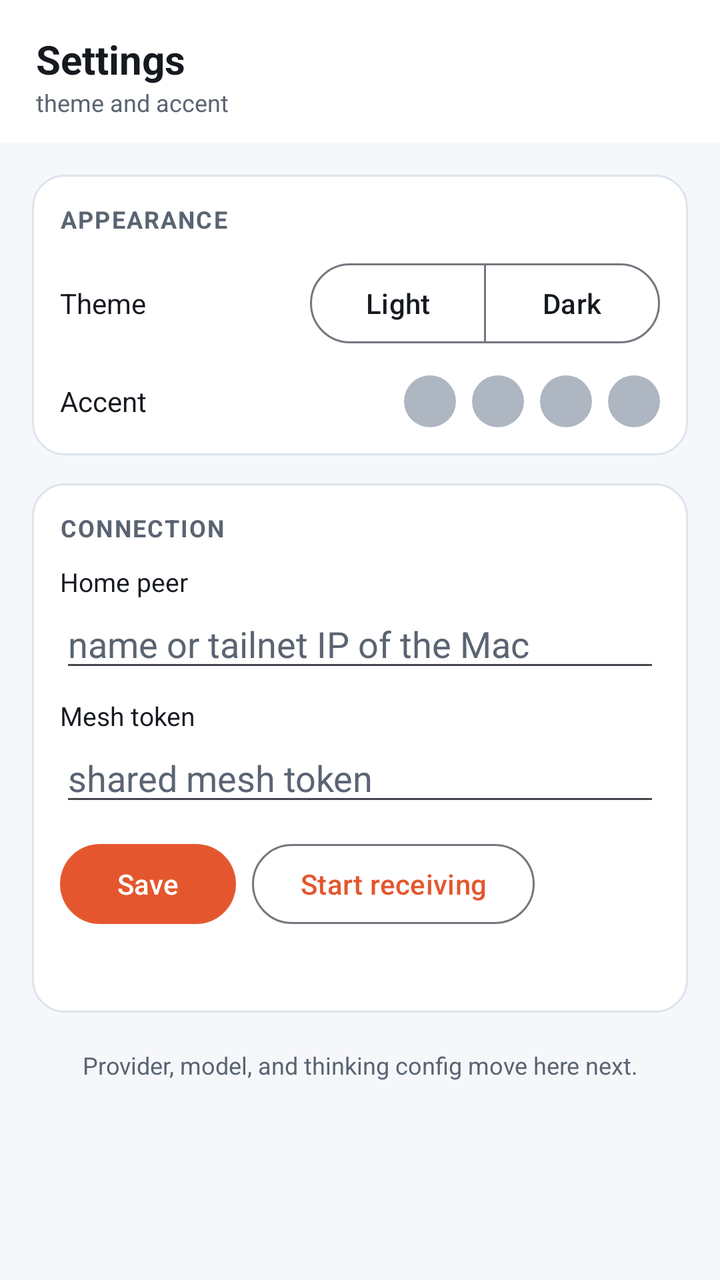
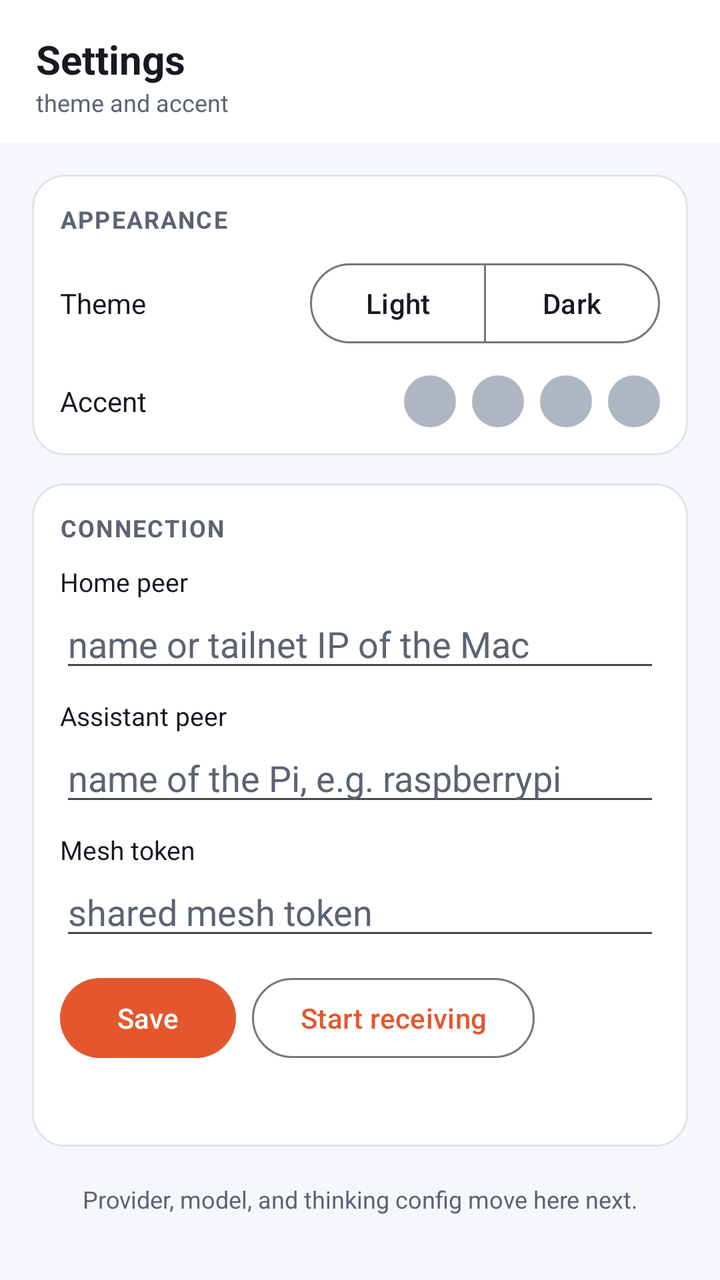

The first picture is an Android layout as it rendered before a commit; the second is the same layout after the commit. The layout source and the unified diff follow.
<!-- AndroidManifest.xml: application theme Theme.Csync -->
<!-- res/layout/page_settings.xml -->
<?xml version="1.0" encoding="utf-8"?>
<LinearLayout xmlns:android="http://schemas.android.com/apk/res/android"
    xmlns:app="http://schemas.android.com/apk/res-auto"
    android:layout_width="match_parent"
    android:layout_height="match_parent"
    android:orientation="vertical"
    android:background="@color/bg">

    
    <LinearLayout
        android:layout_width="match_parent"
        android:layout_height="wrap_content"
        android:orientation="vertical"
        android:paddingLeft="18dp" android:paddingRight="18dp"
        android:paddingTop="16dp" android:paddingBottom="12dp"
        android:background="@color/surface">
        <TextView android:layout_width="wrap_content" android:layout_height="wrap_content"
            android:text="Settings" android:textSize="20sp" android:textStyle="bold" android:textColor="@color/text"/>
        <TextView android:layout_width="wrap_content" android:layout_height="wrap_content"
            android:text="theme and accent" android:textSize="12sp" android:textColor="@color/dim"/>
    </LinearLayout>

    <ScrollView
        android:layout_width="match_parent"
        android:layout_height="0dp"
        android:layout_weight="1">

        <LinearLayout
            android:layout_width="match_parent"
            android:layout_height="wrap_content"
            android:orientation="vertical"
            android:padding="16dp">

            
            <LinearLayout
                android:layout_width="match_parent"
                android:layout_height="wrap_content"
                android:orientation="vertical"
                android:background="@drawable/card_bg"
                android:padding="14dp">
                <TextView android:layout_width="wrap_content" android:layout_height="wrap_content"
                    android:text="APPEARANCE" android:textSize="12sp" android:textStyle="bold"
                    android:textColor="@color/dim" android:letterSpacing="0.06" android:layout_marginBottom="10dp"/>

                
                <LinearLayout android:layout_width="match_parent" android:layout_height="wrap_content"
                    android:orientation="horizontal" android:gravity="center_vertical">
                    <TextView android:layout_width="0dp" android:layout_weight="1" android:layout_height="wrap_content"
                        android:text="Theme" android:textSize="14sp" android:textColor="@color/text"/>
                    <com.google.android.material.button.MaterialButtonToggleGroup
                        android:id="@+id/set_theme_group"
                        android:layout_width="wrap_content" android:layout_height="wrap_content"
                        app:singleSelection="true" app:selectionRequired="true">
                        <com.google.android.material.button.MaterialButton
                            android:id="@+id/set_theme_light"
                            style="@style/Widget.Material3.Button.OutlinedButton"
                            android:layout_width="wrap_content" android:layout_height="wrap_content"
                            android:text="Light"/>
                        <com.google.android.material.button.MaterialButton
                            android:id="@+id/set_theme_dark"
                            style="@style/Widget.Material3.Button.OutlinedButton"
                            android:layout_width="wrap_content" android:layout_height="wrap_content"
                            android:text="Dark"/>
                    </com.google.android.material.button.MaterialButtonToggleGroup>
                </LinearLayout>

                
                <LinearLayout android:layout_width="match_parent" android:layout_height="wrap_content"
                    android:orientation="horizontal" android:gravity="center_vertical"
                    android:layout_marginTop="12dp">
                    <TextView android:layout_width="0dp" android:layout_weight="1" android:layout_height="wrap_content"
                        android:text="Accent" android:textSize="14sp" android:textColor="@color/text"/>
                    <View android:id="@+id/set_accent_coral" android:layout_width="26dp" android:layout_height="26dp"
                        android:layout_marginStart="8dp" android:background="@drawable/dot_circle"/>
                    <View android:id="@+id/set_accent_teal" android:layout_width="26dp" android:layout_height="26dp"
                        android:layout_marginStart="8dp" android:background="@drawable/dot_circle"/>
                    <View android:id="@+id/set_accent_violet" android:layout_width="26dp" android:layout_height="26dp"
                        android:layout_marginStart="8dp" android:background="@drawable/dot_circle"/>
                    <View android:id="@+id/set_accent_rust" android:layout_width="26dp" android:layout_height="26dp"
                        android:layout_marginStart="8dp" android:background="@drawable/dot_circle"/>
                </LinearLayout>
            </LinearLayout>

            
            <LinearLayout
                android:layout_width="match_parent"
                android:layout_height="wrap_content"
                android:orientation="vertical"
                android:background="@drawable/card_bg"
                android:padding="14dp"
                android:layout_marginTop="14dp">
                <TextView android:layout_width="wrap_content" android:layout_height="wrap_content"
                    android:text="CONNECTION" android:textSize="12sp" android:textStyle="bold"
                    android:textColor="@color/dim" android:letterSpacing="0.06" android:layout_marginBottom="10dp"/>

                <TextView android:layout_width="wrap_content" android:layout_height="wrap_content"
                    android:text="Home peer" android:textSize="13sp" android:textColor="@color/text"/>
                <EditText android:id="@+id/set_home"
                    android:layout_width="match_parent" android:layout_height="wrap_content"
                    android:hint="name or tailnet IP of the Mac" android:inputType="text"
                    android:textColor="@color/text" android:textColorHint="@color/dim"/>

                <TextView android:layout_width="wrap_content" android:layout_height="wrap_content"
                    android:text="Mesh token" android:textSize="13sp" android:textColor="@color/text"
                    android:layout_marginTop="8dp"/>
                <EditText android:id="@+id/set_token"
                    android:layout_width="match_parent" android:layout_height="wrap_content"
                    android:hint="shared mesh token" android:inputType="textPassword"
                    android:textColor="@color/text" android:textColorHint="@color/dim"/>

                <LinearLayout android:layout_width="match_parent" android:layout_height="wrap_content"
                    android:orientation="horizontal" android:layout_marginTop="10dp">
                    <com.google.android.material.button.MaterialButton
                        android:id="@+id/set_save"
                        android:layout_width="wrap_content" android:layout_height="wrap_content"
                        android:layout_marginEnd="8dp" android:text="Save"/>
                    <com.google.android.material.button.MaterialButton
                        android:id="@+id/set_receiver"
                        style="@style/Widget.Material3.Button.OutlinedButton"
                        android:layout_width="wrap_content" android:layout_height="wrap_content"
                        android:text="Start receiving"/>
                </LinearLayout>
                <TextView android:id="@+id/set_conn_status"
                    android:layout_width="match_parent" android:layout_height="wrap_content"
                    android:paddingTop="10dp" android:textSize="12sp" android:textColor="@color/dim" android:text=""/>
            </LinearLayout>

            <TextView android:layout_width="match_parent" android:layout_height="wrap_content"
                android:text="Provider, model, and thinking config move here next."
                android:textSize="12sp" android:textColor="@color/dim"
                android:gravity="center" android:layout_marginTop="18dp"/>

        </LinearLayout>
    </ScrollView>
</LinearLayout>
<!-- resources referenced by this layout -->
<resources>
  <color name="bg">#F5F7FA</color>
  <color name="dim">#5A6472</color>
  <color name="surface">#FFFFFF</color>
  <color name="text">#161A20</color>
  <!-- drawable card_bg (drawable) -->
  <?xml version="1.0" encoding="utf-8"?>
  <shape xmlns:android="http://schemas.android.com/apk/res/android" android:shape="rectangle">
      <solid android:color="@color/surface"/>
      <corners android:radius="16dp"/>
      <stroke android:width="1dp" android:color="@color/border"/>
  </shape>
  <!-- drawable dot_circle (drawable) -->
  <?xml version="1.0" encoding="utf-8"?>
  <shape xmlns:android="http://schemas.android.com/apk/res/android" android:shape="oval">
      <solid android:color="@color/offline"/>
      <size android:width="10dp" android:height="10dp"/>
  </shape>
  <style name="Theme.Csync" parent="Theme.Material3.DayNight.NoActionBar">
          <item name="colorPrimary">@color/coral</item>
          <item name="colorOnPrimary">@color/onAccent</item>
          <item name="android:colorBackground">@color/bg</item>
          <item name="colorSurface">@color/surface</item>
          <item name="colorOnSurface">@color/text</item>
          <item name="colorOnBackground">@color/text</item>
          <item name="android:statusBarColor">@color/bg</item>
          <item name="android:navigationBarColor">@color/surface</item>
          <item name="android:windowLightStatusBar" tools:targetApi="m">true</item>
      </style>
  <color name="border">#DDE4EC</color>
  <color name="offline">#AEB6C2</color>
  <color name="coral">#E4572E</color>
  <color name="onAccent">#FFFFFF</color>
</resources>

<!-- the commit's change to res/layout/page_settings.xml (unified diff, before → after) -->
@@ -101,6 +101,14 @@
                     android:textColor="@color/text" android:textColorHint="@color/dim"/>
 
                 <TextView android:layout_width="wrap_content" android:layout_height="wrap_content"
+                    android:text="Assistant peer" android:textSize="13sp" android:textColor="@color/text"
+                    android:layout_marginTop="8dp"/>
+                <EditText android:id="@+id/set_assist"
+                    android:layout_width="match_parent" android:layout_height="wrap_content"
+                    android:hint="name of the Pi, e.g. raspberrypi" android:inputType="text"
+                    android:textColor="@color/text" android:textColorHint="@color/dim"/>
+
+                <TextView android:layout_width="wrap_content" android:layout_height="wrap_content"
                     android:text="Mesh token" android:textSize="13sp" android:textColor="@color/text"
                     android:layout_marginTop="8dp"/>
                 <EditText android:id="@+id/set_token"
